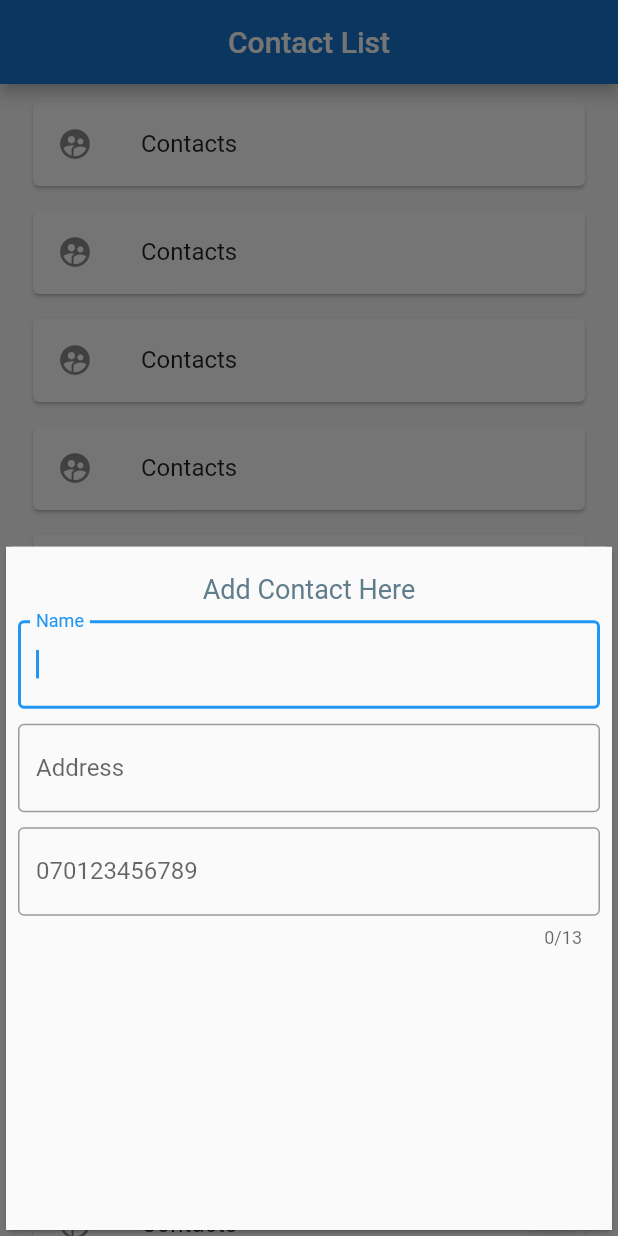
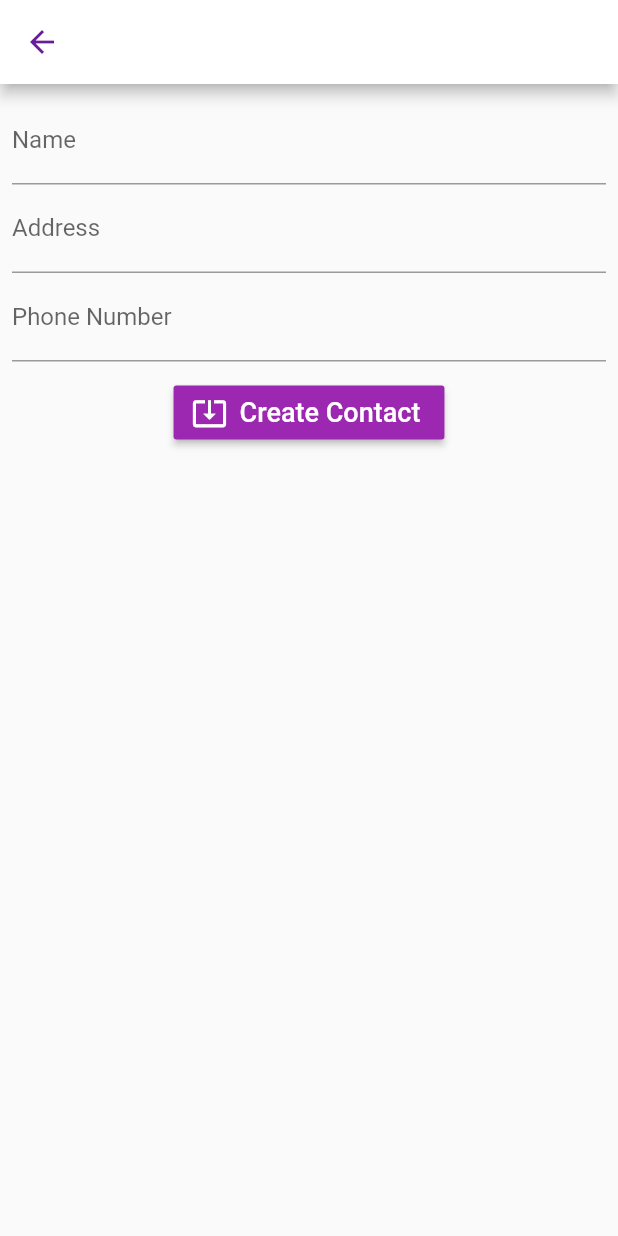
Before and after one commit to Ezeko/contactBook, a Flutter app: the screen it shows after launch, after a tap on the "add" icon, on a phone screen of 412 x 824 dp. Run offline on Flutter 3.47's test engine with Material 2 defaults, Android fonts, the phone set to English and light mode, and no system bars; drawn by our look-alikes of flutter_form_builder; our stand-ins replace flutter_spinkit, hive; accounts and stored records are empty.

Commit message:
work on adding contacts

```diff
--- /dev/null
+++ b/lib/components/contactForm.dart
@@ -0,0 +1,56 @@
+import 'package:flutter/material.dart';
+import 'package:flutter_form_builder/flutter_form_builder.dart';
+
+
+class ContactForm extends StatefulWidget {
+  @override
+  _ContactFormState createState() => _ContactFormState();
+}
+
+class _ContactFormState extends State<ContactForm> {
+  final GlobalKey<FormBuilderState> _fbKey = GlobalKey<FormBuilderState>();
+  @override
+  Widget build(BuildContext context) {
+    return Container(
+      child: FormBuilder(
+        key: _fbKey,
+          autovalidate: true,
+          child: Column(
+            children: <Widget>[
+              FormBuilderTextField(
+                autofocus: true,
+                autovalidate: true,
+                attribute: "name",
+                decoration: InputDecoration(labelText: "Name"),
+                keyboardType: TextInputType.name,
+                validators: [
+                  FormBuilderValidators.required(),
+                ],
+              ),
+
+              FormBuilderTextField(
+                attribute: "address",
+                decoration: InputDecoration(labelText: "Address"),
+                keyboardType: TextInputType.streetAddress,
+                validators: [
+                  FormBuilderValidators.required(),
+                ],
+              ),
+
+              FormBuilderTextField(
+                attribute: "number",
+                decoration: InputDecoration(labelText: "Phone Number"),
+                keyboardType: TextInputType.phone,
+                validators: [
+                  FormBuilderValidators.required(),
+                  FormBuilderValidators.numeric(),
+                  FormBuilderValidators.minLength(11),
+                ],
+              ),
+
+            ],
+          ),
+        ),
+    );
+  }
+}
--- a/lib/main.dart
+++ b/lib/main.dart
@@ -1,3 +1,4 @@
+import 'package:contactBook/screens/addContact.dart';
 import 'package:contactBook/screens/detail.dart';
 import 'package:contactBook/screens/home.dart';
 import 'package:contactBook/screens/loading.dart';
@@ -16,7 +17,8 @@ void main() {
     routes: {
       '/': (context) => Loading(),
       '/home': (context) => Home(),
-      '/detail': (context) => Detail()
+      '/detail': (context) => Detail(),
+      '/add': (context) => AddContact(),
     },
   ));
 }
--- /dev/null
+++ b/lib/screens/addContact.dart
@@ -0,0 +1,92 @@
+import 'package:flutter/material.dart';
+import 'package:flutter_form_builder/flutter_form_builder.dart';
+
+class AddContact extends StatefulWidget {
+  @override
+  _AddContactState createState() => _AddContactState();
+}
+
+class _AddContactState extends State<AddContact> {
+
+  final GlobalKey<FormBuilderState> _fbKey = GlobalKey<FormBuilderState>();
+  void submissionHandler() {
+    if (_fbKey.currentState.saveAndValidate()) {
+      print(_fbKey.currentState.value);
+    } else {
+      print('error');
+    }
+  }
+
+  @override
+  Widget build(BuildContext context) {
+    return Scaffold(
+      appBar: AppBar(
+        backgroundColor: Colors.white,
+      ),
+      body: FormBuilder(
+        key: _fbKey,
+        autovalidate: true,
+        child: Padding(
+          padding: const EdgeInsets.all(8.0),
+          child: Column(
+            children: <Widget>[
+              FormBuilderTextField(
+                autofocus: true,
+                autovalidate: true,
+                attribute: "name",
+                decoration: InputDecoration(labelText: "Name"),
+                keyboardType: TextInputType.name,
+                textCapitalization: TextCapitalization.sentences,
+                validators: [
+                  FormBuilderValidators.required(),
+                ],
+                autofillHints: null,
+
+              ),
+              FormBuilderTextField(
+                attribute: "address",
+                decoration: InputDecoration(labelText: "Address"),
+                keyboardType: TextInputType.streetAddress,
+                textCapitalization: TextCapitalization.words,
+                validators: [
+                  FormBuilderValidators.required(),
+                ],
+
+              ),
+              FormBuilderTextField(
+                attribute: "number",
+                decoration: InputDecoration(labelText: "Phone Number"),
+                keyboardType: TextInputType.phone,
+                validators: [
+                  FormBuilderValidators.required(),
+                  FormBuilderValidators.numeric(),
+                  FormBuilderValidators.minLength(11),
+                ],
+              ),
+              SizedBox(
+                height: 10.0,
+              ),
+              RaisedButton.icon(
+                color: Colors.purple[500],
+                onPressed: () {
+                  submissionHandler();
+                },
+                icon: Icon(
+                  Icons.system_update_alt,
+                  color: Colors.white,
+                ),
+                label: Text(
+                  'Create Contact',
+                  style: TextStyle(
+                    color: Colors.white,
+                    fontSize: 18.0,
+                  ),
+                ),
+              )
+            ],
+          ),
+        ),
+      ),
+    );
+  }
+}
--- a/lib/screens/home.dart
+++ b/lib/screens/home.dart
@@ -1,3 +1,4 @@
+import 'package:contactBook/components/contactForm.dart';
 import 'package:flutter/material.dart';
 
 class Home extends StatefulWidget {
@@ -31,20 +32,18 @@ class _HomeState extends State<Home> {
               ),
             );
           }),
-
       floatingActionButton: FloatingActionButton(
         onPressed: () {
-
-          showModalBottomSheet(
+          Navigator.pushNamed(context, '/add');
+          /*showModalBottomSheet(
             context: context,
             backgroundColor: Colors.transparent,
             builder: (context) => Card(
-                    child: Scaffold(
-                        body: Padding(
+              child: Container(
+                child: Padding(
                   padding: const EdgeInsets.all(8.0),
-                          child: Expanded(
                   child: Column(
-                              mainAxisSize: MainAxisSize.max,
+                    //mainAxisSize: MainAxisSize.max,
                     //crossAxisAlignment: CrossAxisAlignment.stretch,
                     children: <Widget>[
                       SizedBox(
@@ -60,68 +59,13 @@ class _HomeState extends State<Home> {
                       SizedBox(
                         height: 10.0,
                       ),
-                                Form(
-                                  child: Column(
-                                    children: <Widget>[
-                                      TextFormField(
-                                          autocorrect: true,
-                                          autofocus: true,
-                                          textAlignVertical: TextAlignVertical.top,
-                                          obscureText: false,
-                                          enableSuggestions: true,
-                                          keyboardType: TextInputType.name,
-                                          autofillHints: null,
-                                          textCapitalization: TextCapitalization.sentences,
-                                          decoration: InputDecoration(
-                                            border: OutlineInputBorder(),
-                                            labelText: 'Name',
-
-                                          ),
-                                        ),
-                                        SizedBox(
-                                          height: 10.0,
-                                        ),
-                                        TextFormField(
-                                          textAlignVertical: TextAlignVertical.top,
-                                          obscureText: false,
-                                          autofillHints: null,
-                                          keyboardType: TextInputType.streetAddress,
-                                          decoration: InputDecoration(
-                                            border: OutlineInputBorder(),
-                                            labelText: 'Address',
-
-                                          ),
-                                        ),
-
-                                        SizedBox(
-                                          height: 10.0,
-                                        ),
-
-                                        TextFormField(
-                                          textAlignVertical: TextAlignVertical.top,
-                                          keyboardType: TextInputType.phone,
-                                          autocorrect: true,
-                                          autofillHints: null,
-                                          maxLengthEnforced: true,
-                                          maxLength: 13,
-                                          decoration: InputDecoration(
-                                            border: OutlineInputBorder(),
-                                            labelText: '070123456789'
-                                          ),
-                                        )
-                              ]
-                            )
-
-                              ),
+                      ContactForm(),
                     ],
                   ),
                 ),
               ),
-
             ),
-                  ),
-
-                  );
+          );*/
         },
         child: Icon(Icons.add),
       ),
--- a/pubspec.yaml
+++ b/pubspec.yaml
@@ -27,6 +27,8 @@ dependencies:
   flutter_spinkit: "^4.1.2"
   hive: ^1.4.4
   hive_flutter: ^0.3.1
+  keyboard_avoider: ^0.1.2
+  flutter_form_builder: ^3.13.5
 
 
 
```
Also changed, not shown: pubspec.lock. Lines whose indentation alone changed are shown as unchanged.
